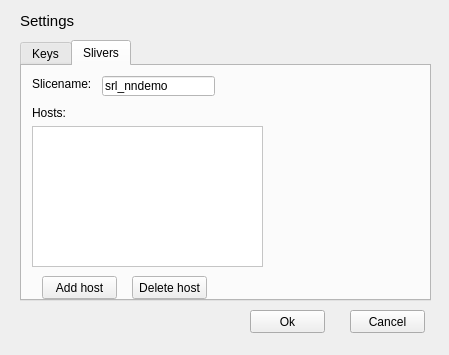
henrikvs/nornetdemo, file src/demogui/settingsdialog.ui: the form before one commit.
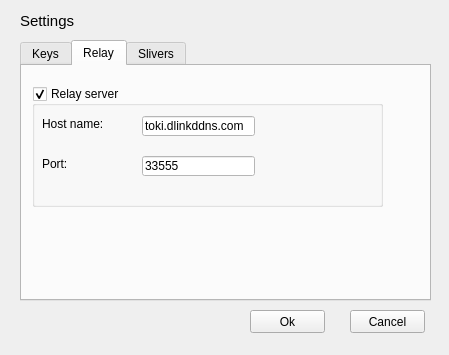
The form after the commit. The open tabs and pages were chosen to show the change.

```diff
--- a/src/demogui/settingsdialog.ui
+++ b/src/demogui/settingsdialog.ui
@@ -255,6 +255,82 @@
      </widget>
     </widget>
    </widget>
+   <widget class="QWidget" name="tab_3">
+    <attribute name="title">
+     <string>Relay</string>
+    </attribute>
+    <widget class="QGroupBox" name="relayBox">
+     <property name="geometry">
+      <rect>
+       <x>10</x>
+       <y>20</y>
+       <width>351</width>
+       <height>121</height>
+      </rect>
+     </property>
+     <property name="title">
+      <string>Relay server</string>
+     </property>
+     <property name="checkable">
+      <bool>true</bool>
+     </property>
+     <property name="checked">
+      <bool>true</bool>
+     </property>
+     <widget class="QLineEdit" name="relayHostnameEdit">
+      <property name="geometry">
+       <rect>
+        <x>110</x>
+        <y>30</y>
+        <width>113</width>
+        <height>20</height>
+       </rect>
+      </property>
+      <property name="text">
+       <string>toki.dlinkddns.com</string>
+      </property>
+     </widget>
+     <widget class="QLabel" name="label_8">
+      <property name="geometry">
+       <rect>
+        <x>10</x>
+        <y>30</y>
+        <width>91</width>
+        <height>16</height>
+       </rect>
+      </property>
+      <property name="text">
+       <string>Host name:</string>
+      </property>
+     </widget>
+     <widget class="QLabel" name="label_9">
+      <property name="geometry">
+       <rect>
+        <x>10</x>
+        <y>70</y>
+        <width>91</width>
+        <height>16</height>
+       </rect>
+      </property>
+      <property name="text">
+       <string>Port:</string>
+      </property>
+     </widget>
+     <widget class="QLineEdit" name="relayPortEdit">
+      <property name="geometry">
+       <rect>
+        <x>110</x>
+        <y>70</y>
+        <width>113</width>
+        <height>20</height>
+       </rect>
+      </property>
+      <property name="text">
+       <string>33555</string>
+      </property>
+     </widget>
+    </widget>
+   </widget>
    <widget class="QWidget" name="tab_2">
     <attribute name="title">
      <string>Slivers</string>
```
Left out of the diff: 4 changed lines with no effect on the pictures.
